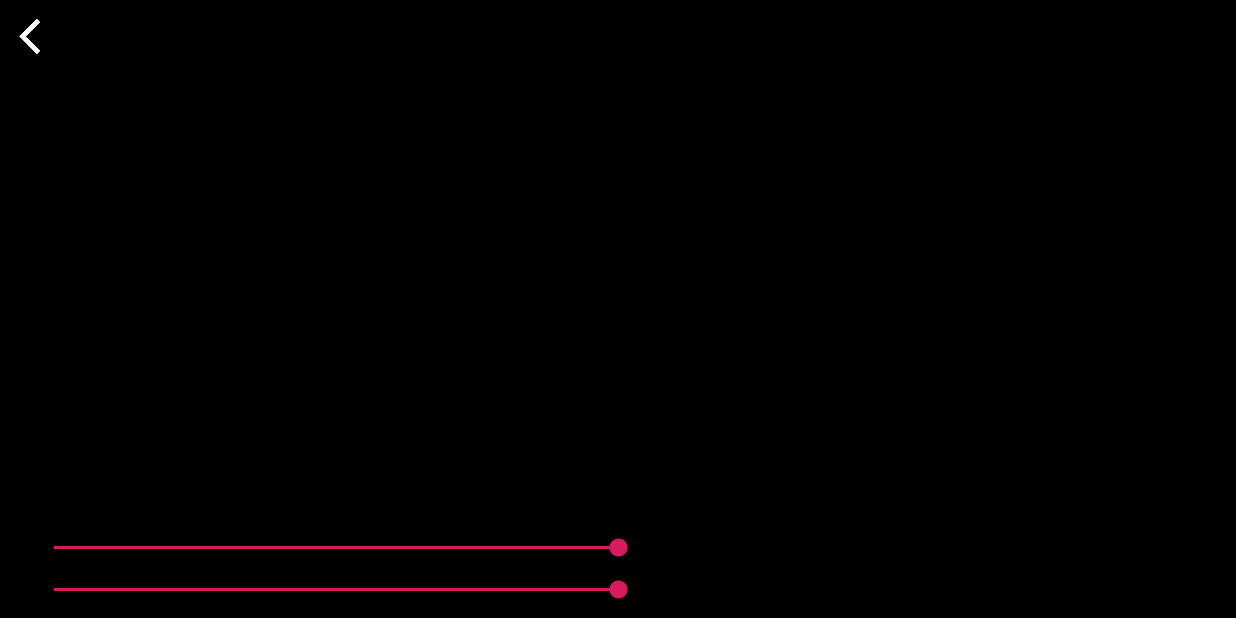
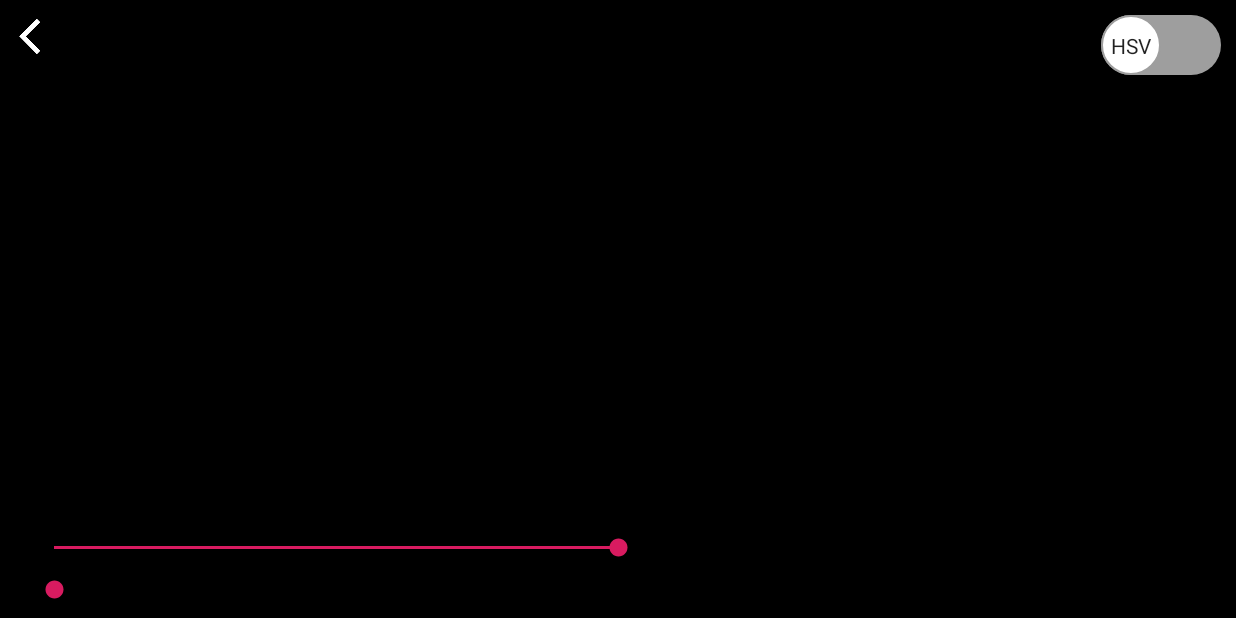
Before and after one commit to scorpioryf/WhatColorCamera, an Android app: the picShowActivity screen opened directly, with no data from a screen before it, on a phone screen of 824 x 412 dp (held sideways). Run offline under Robolectric (Android 15) with nearby library versions, the phone set to English and light mode, and no system bars; 4 statements that could not run were skipped.

Commit message:
set switch

```diff
--- a/app/src/main/java/com/testdemo/holyg/gittest/Camera.java
+++ b/app/src/main/java/com/testdemo/holyg/gittest/Camera.java
@@ -97,10 +97,11 @@ public class Camera extends AppCompatActivity {
         super.onCreate(savedInstanceState);
 
         setContentView(R.layout.activity_camera);
+        mSurfaceView = findViewById(R.id.surfaceView);
 
         mVisible = true;
         mControlsView = findViewById(R.id.fullscreen_content_controls);
-        mSurfaceView = findViewById(R.id.surfaceView);
+
 
 
         // Set up the user interaction to manually show or hide the system UI.
--- a/app/src/main/java/com/testdemo/holyg/gittest/ImgProcess.java
+++ b/app/src/main/java/com/testdemo/holyg/gittest/ImgProcess.java
@@ -4,16 +4,26 @@ import android.graphics.Bitmap;
 import android.graphics.BitmapFactory;
 
 public class ImgProcess {
+
     static {
         System.loadLibrary("native-lib");
     }
-    public  native int[] opencvPicProcess(int[] pixels,int w,int h,double K,double K0);
-    public Bitmap bitmap2jni(Bitmap bitmap,double K,double K0){
+    public native int[] opencvHSVProcess(int[] pixels,int w,int h,double K,double K0);
+    public native int[] opencvRGBProcess(int[] pixels,int w,int h);
+    public Bitmap bitmap2jni(Bitmap bitmap,double Kratio,double K0ratio,boolean argFlag){
         int w = bitmap.getWidth();
         int h = bitmap.getHeight();
+        double K0 = K0ratio*102.0;
+        double K = 1.0 + Kratio*1.3;
         int [] pixels = new int [w*h];
+        int [] resultData = new int [w*h];
         bitmap.getPixels(pixels,0,w,0,0,w,h);
-        int [] resultData = opencvPicProcess(pixels,w,h,K,K0);
+        if(argFlag) {
+           resultData = opencvHSVProcess(pixels, w, h, K, K0);
+        }
+        else {
+            resultData = opencvRGBProcess(pixels, w, h);
+        }
         Bitmap resultImage = Bitmap.createBitmap(w,h,Bitmap.Config.ARGB_8888);
         resultImage.setPixels(resultData,0,w,0,0,w,h);
         return resultImage;
--- a/app/src/main/java/com/testdemo/holyg/gittest/camera/CameraEglSurfaceView.java
+++ b/app/src/main/java/com/testdemo/holyg/gittest/camera/CameraEglSurfaceView.java
@@ -11,7 +11,7 @@ import android.view.WindowManager;
 
 import com.testdemo.holyg.gittest.camera.egl.EglSurfaceView;
 
-public class CameraEglSurfaceView extends EglSurfaceView implements CameraFboRender.OnSurfaceListener{
+public class  CameraEglSurfaceView extends EglSurfaceView implements CameraFboRender.OnSurfaceListener{
     private CameraHelper cameraHelper;
     private CameraFboRender render;
     private int cameraId = Camera.CameraInfo.CAMERA_FACING_BACK;
--- a/app/src/main/java/com/testdemo/holyg/gittest/picShowActivity.java
+++ b/app/src/main/java/com/testdemo/holyg/gittest/picShowActivity.java
@@ -12,8 +12,10 @@ import android.view.View;
 import android.view.Window;
 import android.view.WindowManager;
 import android.widget.Button;
+import android.widget.CompoundButton;
 import android.widget.ImageView;
 import android.widget.SeekBar;
+import android.widget.Switch;
 
 import java.io.FileNotFoundException;
 import java.io.IOException;
@@ -26,9 +28,14 @@ public class picShowActivity extends AppCompatActivity {
     private ImageView imageView;
     private SeekBar SeekbarK;
     private SeekBar SeekbarK0;
-    private double K = (float) 1.65;
-    private double K0 = (float) 0.20;
+
     private Bitmap bitmap = null;
+    private Switch aSwitch;
+
+    private boolean argFlag = true;
+
+    double Kratio = 0.5;
+    double K0ratio =0.0;
 
     // Used to load the 'native-lib' library on application startup.
     static {
@@ -57,6 +64,12 @@ public class picShowActivity extends AppCompatActivity {
         SeekbarK0.setOnSeekBarChangeListener(seekBarK0ChangeListener);
         SeekbarK.setOnSeekBarChangeListener(seekBarKChangeListener);
 
+        aSwitch = findViewById(R.id.switch1);
+
+        aSwitch.setOnCheckedChangeListener(checkedChangeListener);
+
+
+
         //System.out.println(stringFromJNI());
 
         try {
@@ -66,7 +79,7 @@ public class picShowActivity extends AppCompatActivity {
             Log.e("[Android]", "目录为:" + uri);
             e.printStackTrace();
         }
-        resultBitmap = new ImgProcess().bitmap2jni(bitmap,K,K0);
+        resultBitmap = new ImgProcess().bitmap2jni(bitmap,Kratio,K0ratio,argFlag);
         //opencvPicShow(uri.toString());
         imageView = (ImageView)findViewById(R.id.imageView);
         imageView.setOnClickListener(imgListener);
@@ -96,10 +109,11 @@ public class picShowActivity extends AppCompatActivity {
                     if(SeekbarK.getVisibility()==View.VISIBLE){
                         SeekbarK.setVisibility(View.INVISIBLE);
                         SeekbarK0.setVisibility(View.INVISIBLE);
-
+                        aSwitch.setVisibility(View.INVISIBLE);
                     }else{
                         SeekbarK.setVisibility(View.VISIBLE);
                         SeekbarK0.setVisibility(View.VISIBLE);
+                        aSwitch.setVisibility(View.VISIBLE);
                     }
                     break;
 
@@ -112,9 +126,9 @@ public class picShowActivity extends AppCompatActivity {
     private SeekBar.OnSeekBarChangeListener seekBarKChangeListener = new SeekBar.OnSeekBarChangeListener() {
         @Override
         public void onProgressChanged(SeekBar seekBar, int progress, boolean fromUser) {
-            double ratio = (double) progress/100;
-            K = 1.0 + ratio*1.3;
-            Log.e("seekbarlistener", "onProgressChanged: K = "+K+" ratio = "+ratio+"progress = "+progress);
+            Kratio = (double) progress/100;
+
+            Log.e("seekbarlistener", "onProgressChanged: Kratio = "+Kratio+"progress = "+progress);
 
         }
 
@@ -125,7 +139,7 @@ public class picShowActivity extends AppCompatActivity {
 
         @Override
         public void onStopTrackingTouch(SeekBar seekBar) {
-            resultBitmap = new ImgProcess().bitmap2jni(bitmap,K,K0);
+            resultBitmap = new ImgProcess().bitmap2jni(bitmap,Kratio,K0ratio,argFlag);
             imageView.setImageBitmap(resultBitmap);
         }
     };
@@ -133,9 +147,9 @@ public class picShowActivity extends AppCompatActivity {
     private SeekBar.OnSeekBarChangeListener seekBarK0ChangeListener = new SeekBar.OnSeekBarChangeListener() {
         @Override
         public void onProgressChanged(SeekBar seekBar, int progress, boolean fromUser) {
-            double ratio = (double)progress/100;
-            K0 = ratio*0.4;
-            Log.e("seekbarlistener", "onProgressChanged: K0 = "+K0 +" ratio = "+ratio+"progress = "+progress);
+            K0ratio = (double)progress/100;
+
+            Log.e("seekbarlistener", "onProgressChanged: K0ratio = "+K0ratio+"progress = "+progress);
 
         }
 
@@ -146,7 +160,23 @@ public class picShowActivity extends AppCompatActivity {
 
         @Override
         public void onStopTrackingTouch(SeekBar seekBar) {
-            resultBitmap = new ImgProcess().bitmap2jni(bitmap,K,K0);
+            resultBitmap = new ImgProcess().bitmap2jni(bitmap,Kratio,K0ratio,argFlag);
+            imageView.setImageBitmap(resultBitmap);
+        }
+    };
+
+    private Switch.OnCheckedChangeListener checkedChangeListener = new CompoundButton.OnCheckedChangeListener(){
+        @Override
+        public void onCheckedChanged(CompoundButton buttonView, boolean isChecked) {
+            if(isChecked){
+                argFlag = false;
+            }
+            else {
+                argFlag = true;
+            }
+            K0ratio = 0.0;
+            Kratio = 0.5;
+            resultBitmap = new ImgProcess().bitmap2jni(bitmap,Kratio,K0ratio,argFlag);
             imageView.setImageBitmap(resultBitmap);
         }
     };
--- /dev/null
+++ b/app/src/main/res/drawable-v24/gray_thumb.xml
@@ -0,0 +1,16 @@
+<?xml version="1.0" encoding="utf-8"?>
+<shape xmlns:android="http://schemas.android.com/apk/res/android"
+    android:shape="rectangle">
+    <!-- 高度40 -->
+    <size android:height="40dp" android:width="40dp"/>
+    <!-- 圆角弧度 20 -->
+    <corners android:radius="20dp"/>
+
+    <!-- 变化率 -->
+    <gradient
+        android:endColor="#ffffff"
+        android:startColor="#ffffff" />
+
+    <stroke android:width="1dp"
+        android:color="#9e9e9e"/>
+</shape>
--- /dev/null
+++ b/app/src/main/res/drawable/gray_track.xml
@@ -0,0 +1,15 @@
+<?xml version="1.0" encoding="utf-8"?>
+<shape xmlns:android="http://schemas.android.com/apk/res/android"
+    android:shape="rectangle" >
+
+    <!-- 高度  此处设置宽度无效-->
+    <size android:height="20dp"/>
+    <!-- 圆角弧度 15 -->
+    <corners android:radius="25dp"/>
+
+    <!-- 变化率 定义从左到右的颜色不变 -->
+    <gradient
+        android:endColor="#9e9e9e"
+        android:startColor="#9e9e9e" />
+
+</shape>
--- /dev/null
+++ b/app/src/main/res/drawable/green_thumb.xml
@@ -0,0 +1,19 @@
+<?xml version="1.0" encoding="utf-8"?>
+<shape xmlns:android="http://schemas.android.com/apk/res/android"
+    android:shape="rectangle" >
+
+    <!-- 高度40 -->
+    <size android:height="40dp" android:width="40dp"/>
+    <!-- 圆角弧度 20 -->
+    <corners android:radius="20dp"/>
+
+    <!-- 变化率 -->
+    <gradient
+        android:endColor="#ffffff"
+        android:startColor="#ffffff" />
+
+    <stroke
+        android:width="1dp"
+        android:color="#33da33"/>
+
+    </shape>
--- /dev/null
+++ b/app/src/main/res/drawable/green_track.xml
@@ -0,0 +1,14 @@
+<?xml version="1.0" encoding="utf-8"?>
+<shape xmlns:android="http://schemas.android.com/apk/res/android" >
+
+    <!-- 高度40 -->
+    <size android:height="20dp"/>
+    <!-- 圆角弧度 20 -->
+    <corners android:radius="25dp"/>
+
+    <!-- 变化率 -->
+    <gradient
+        android:endColor="#33da33"
+        android:startColor="#33da33" />
+
+</shape>
--- /dev/null
+++ b/app/src/main/res/drawable/thumb.xml
@@ -0,0 +1,8 @@
+<?xml version="1.0" encoding="utf-8"?>
+<!-- 设置按钮在不同状态下的时候，按钮不同的颜色 -->
+<selector xmlns:android="http://schemas.android.com/apk/res/android" >
+
+    <item android:state_checked="true" android:drawable="@drawable/green_thumb" />
+    <item android:drawable="@drawable/gray_thumb" />
+
+</selector>
--- /dev/null
+++ b/app/src/main/res/drawable/track.xml
@@ -0,0 +1,8 @@
+<?xml version="1.0" encoding="utf-8"?>
+<!-- 控制Switch在不同状态下，底下下滑条的颜色 -->
+<selector xmlns:android="http://schemas.android.com/apk/res/android" >
+
+    <item android:state_checked="true" android:drawable="@drawable/green_track" />
+    <item android:drawable="@drawable/gray_track" />
+
+</selector>
--- a/app/src/main/res/layout/activity_pic_show.xml
+++ b/app/src/main/res/layout/activity_pic_show.xml
@@ -30,6 +30,20 @@
         android:paddingLeft="3dp"
         android:textSize="0sp" />
 
+    <Switch
+        android:id="@+id/switch1"
+        android:layout_width="wrap_content"
+        android:layout_height="wrap_content"
+        android:minWidth="20dp"
+        android:layout_alignParentRight="true"
+        android:textOff="HSV"
+        android:textOn="RGB"
+        android:thumb="@drawable/thumb"
+        android:track="@drawable/track"
+        android:layout_marginRight="10dp"
+        android:layout_marginTop="10dp"
+        android:showText="true" />
+
     <LinearLayout
         android:layout_width="match_parent"
         android:layout_height="wrap_content"
@@ -54,7 +68,7 @@
             android:layout_marginBottom="10dp"
             android:max="100"
             android:min="0"
-            android:progress="50" />
+            android:progress="0" />
     </LinearLayout>
 
 </RelativeLayout>
```
Also changed, not shown: app/src/main/java/com/testdemo/holyg/gittest/MainActivity.java (+14 -1 lines), app/src/main/res/values/styles.xml (+8 -0 lines), 1 other file.
